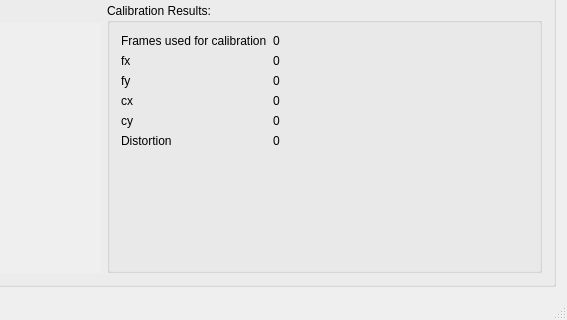
First picture: the form in CalibracionQt/mainwindow.ui, repository joshjo/computer-vision, before the edit; both pictures show x 799 to 1366 and y 490 to 810 of the 1366 by 810 pixel window.
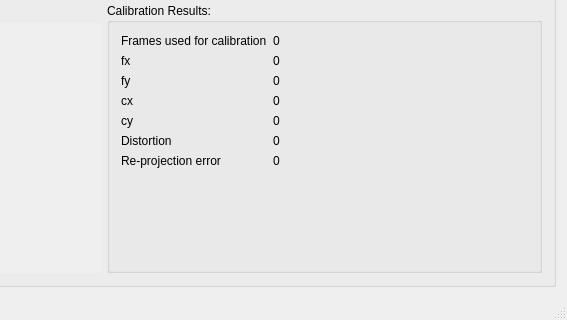
Second picture: the form after the edit.

Commit message: Add re-projection error

The edit to the form file:
```diff
--- a/CalibracionQt/mainwindow.ui
+++ b/CalibracionQt/mainwindow.ui
@@ -494,14 +494,14 @@
               <item row="6" column="0">
                <widget class="QLabel" name="label_18">
                 <property name="text">
-                 <string/>
+                 <string>Re-projection error</string>
                 </property>
                </widget>
               </item>
               <item row="6" column="1">
                <widget class="QLabel" name="lblWaiting">
                 <property name="text">
-                 <string/>
+                 <string>0</string>
                 </property>
                </widget>
               </item>
```
Left out of the diff: 2 changed lines with no effect on the pictures. The commit also changes 1 other file.
